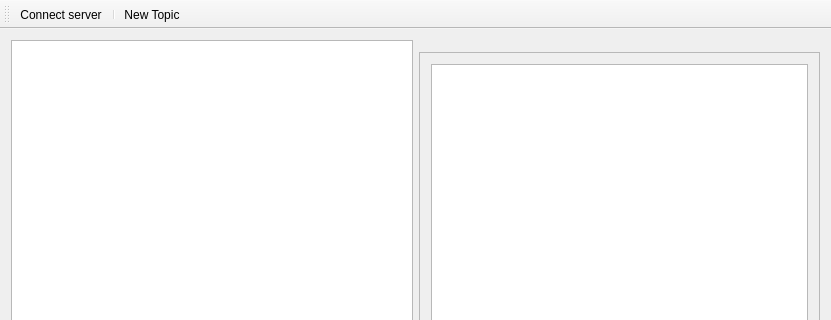
Qt form src/mainwindow.ui (Keprt-Ondrej/VUT_ICP) before a commit; both pictures show x 0 to 831 and y 0 to 320 of the 831 by 544 pixel window.
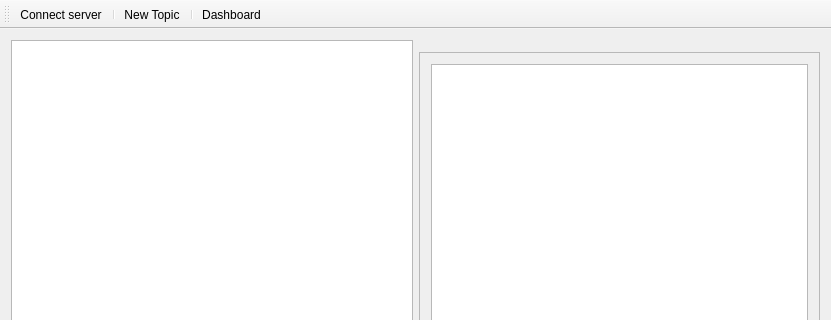
The same form after that commit.

```diff
--- a/src/mainwindow.ui
+++ b/src/mainwindow.ui
@@ -103,6 +103,8 @@
    <addaction name="actionConnect_server"/>
    <addaction name="separator"/>
    <addaction name="actionNew_Topic"/>
+   <addaction name="separator"/>
+   <addaction name="actionDashboard"/>
   </widget>
   <action name="actionConnect_server">
    <property name="text">
@@ -117,6 +119,11 @@
     <string>New Topic</string>
    </property>
   </action>
+  <action name="actionDashboard">
+   <property name="text">
+    <string>Dashboard</string>
+   </property>
+  </action>
  </widget>
  <layoutdefault spacing="6" margin="11"/>
  <resources/>
```
